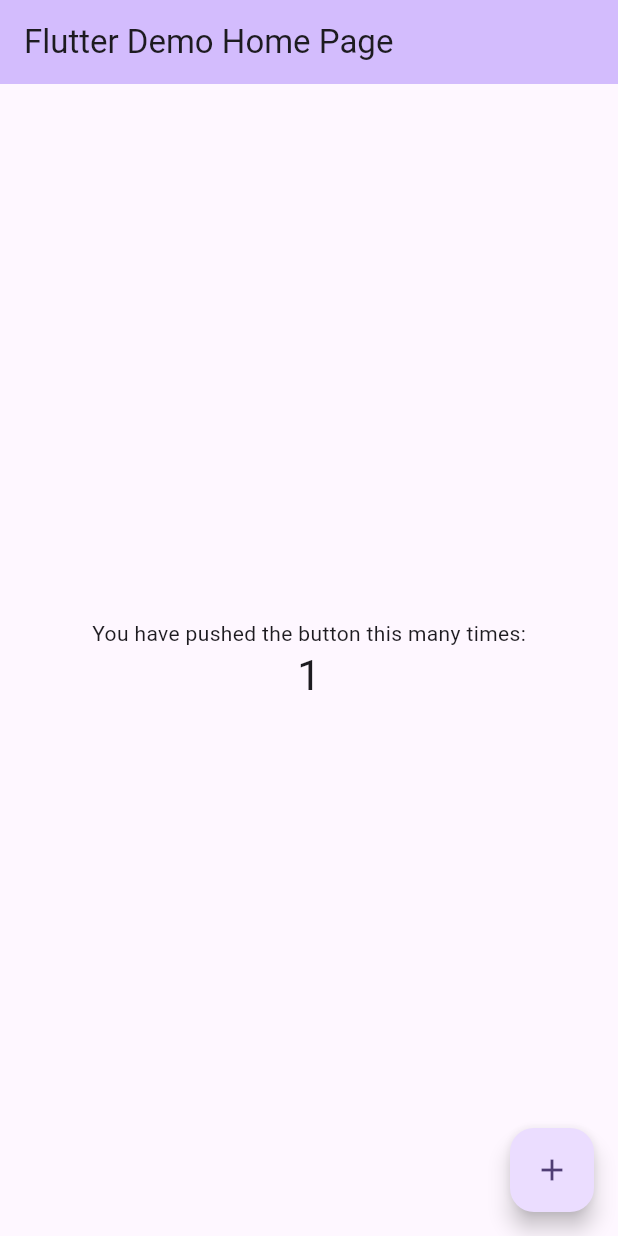
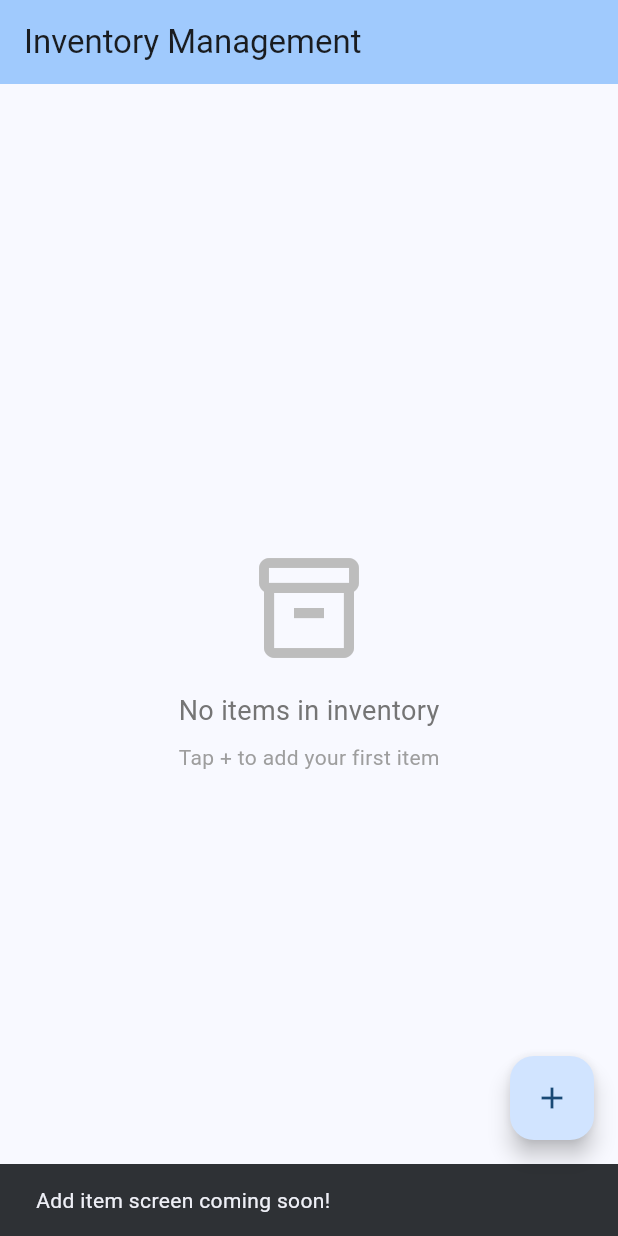
Before and after one commit to jithu2111/inclass15, a Flutter app: the screen it shows after launch, after a tap on the "add" icon, on a phone screen of 412 x 824 dp. Run offline on Flutter 3.47's test engine with Material 3 defaults, Android fonts, the phone set to English and light mode, and no system bars; our stand-ins replace cloud_firestore, firebase_core; accounts and stored records are empty; generated files the repository leaves out were written again.

Commit message:
Implemented UI screen

```diff
--- a/lib/main.dart
+++ b/lib/main.dart
@@ -1,122 +1,28 @@
 import 'package:flutter/material.dart';
+import 'package:firebase_core/firebase_core.dart';
+import 'firebase_options.dart';
+import 'screens/inventory_home_page.dart';
 
-void main() {
+void main() async {
+  WidgetsFlutterBinding.ensureInitialized();
+  await Firebase.initializeApp(
+    options: DefaultFirebaseOptions.currentPlatform,
+  );
   runApp(const MyApp());
 }
 
 class MyApp extends StatelessWidget {
   const MyApp({super.key});
 
-  // This widget is the root of your application.
   @override
   Widget build(BuildContext context) {
     return MaterialApp(
-      title: 'Flutter Demo',
+      title: 'Inventory Management App',
       theme: ThemeData(
-        // This is the theme of your application.
-        //
-        // TRY THIS: Try running your application with "flutter run". You'll see
-        // the application has a purple toolbar. Then, without quitting the app,
-        // try changing the seedColor in the colorScheme below to Colors.green
-        // and then invoke "hot reload" (save your changes or press the "hot
-        // reload" button in a Flutter-supported IDE, or press "r" if you used
-        // the command line to start the app).
-        //
-        // Notice that the counter didn't reset back to zero; the application
-        // state is not lost during the reload. To reset the state, use hot
-        // restart instead.
-        //
-        // This works for code too, not just values: Most code changes can be
-        // tested with just a hot reload.
-        colorScheme: ColorScheme.fromSeed(seedColor: Colors.deepPurple),
+        colorScheme: ColorScheme.fromSeed(seedColor: Colors.blue),
+        useMaterial3: true,
       ),
-      home: const MyHomePage(title: 'Flutter Demo Home Page'),
+      home: InventoryHomePage(),
     );
   }
 }
-
-class MyHomePage extends StatefulWidget {
-  const MyHomePage({super.key, required this.title});
-
-  // This widget is the home page of your application. It is stateful, meaning
-  // that it has a State object (defined below) that contains fields that affect
-  // how it looks.
-
-  // This class is the configuration for the state. It holds the values (in this
-  // case the title) provided by the parent (in this case the App widget) and
-  // used by the build method of the State. Fields in a Widget subclass are
-  // always marked "final".
-
-  final String title;
-
-  @override
-  State<MyHomePage> createState() => _MyHomePageState();
-}
-
-class _MyHomePageState extends State<MyHomePage> {
-  int _counter = 0;
-
-  void _incrementCounter() {
-    setState(() {
-      // This call to setState tells the Flutter framework that something has
-      // changed in this State, which causes it to rerun the build method below
-      // so that the display can reflect the updated values. If we changed
-      // _counter without calling setState(), then the build method would not be
-      // called again, and so nothing would appear to happen.
-      _counter++;
-    });
-  }
-
-  @override
-  Widget build(BuildContext context) {
-    // This method is rerun every time setState is called, for instance as done
-    // by the _incrementCounter method above.
-    //
-    // The Flutter framework has been optimized to make rerunning build methods
-    // fast, so that you can just rebuild anything that needs updating rather
-    // than having to individually change instances of widgets.
-    return Scaffold(
-      appBar: AppBar(
-        // TRY THIS: Try changing the color here to a specific color (to
-        // Colors.amber, perhaps?) and trigger a hot reload to see the AppBar
-        // change color while the other colors stay the same.
-        backgroundColor: Theme.of(context).colorScheme.inversePrimary,
-        // Here we take the value from the MyHomePage object that was created by
-        // the App.build method, and use it to set our appbar title.
-        title: Text(widget.title),
-      ),
-      body: Center(
-        // Center is a layout widget. It takes a single child and positions it
-        // in the middle of the parent.
-        child: Column(
-          // Column is also a layout widget. It takes a list of children and
-          // arranges them vertically. By default, it sizes itself to fit its
-          // children horizontally, and tries to be as tall as its parent.
-          //
-          // Column has various properties to control how it sizes itself and
-          // how it positions its children. Here we use mainAxisAlignment to
-          // center the children vertically; the main axis here is the vertical
-          // axis because Columns are vertical (the cross axis would be
-          // horizontal).
-          //
-          // TRY THIS: Invoke "debug painting" (choose the "Toggle Debug Paint"
-          // action in the IDE, or press "p" in the console), to see the
-          // wireframe for each widget.
-          mainAxisAlignment: MainAxisAlignment.center,
-          children: <Widget>[
-            const Text('You have pushed the button this many times:'),
-            Text(
-              '$_counter',
-              style: Theme.of(context).textTheme.headlineMedium,
-            ),
-          ],
-        ),
-      ),
-      floatingActionButton: FloatingActionButton(
-        onPressed: _incrementCounter,
-        tooltip: 'Increment',
-        child: const Icon(Icons.add),
-      ), // This trailing comma makes auto-formatting nicer for build methods.
-    );
-  }
-}
--- /dev/null
+++ b/lib/screens/inventory_home_page.dart
@@ -0,0 +1,176 @@
+import 'package:flutter/material.dart';
+import '../models/item.dart';
+import '../services/firestore_service.dart';
+
+class InventoryHomePage extends StatelessWidget {
+  InventoryHomePage({super.key});
+
+  @override
+  Widget build(BuildContext context) {
+    final FirestoreService firestoreService = FirestoreService();
+    return Scaffold(
+      appBar: AppBar(
+        title: const Text('Inventory Management'),
+        backgroundColor: Theme.of(context).colorScheme.inversePrimary,
+      ),
+      body: StreamBuilder<List<Item>>(
+        stream: firestoreService.getItemsStream(),
+        builder: (context, snapshot) {
+          // Handle loading state
+          if (snapshot.connectionState == ConnectionState.waiting) {
+            return const Center(
+              child: CircularProgressIndicator(),
+            );
+          }
+
+          // Handle error state
+          if (snapshot.hasError) {
+            return Center(
+              child: Column(
+                mainAxisAlignment: MainAxisAlignment.center,
+                children: [
+                  const Icon(
+                    Icons.error_outline,
+                    color: Colors.red,
+                    size: 60,
+                  ),
+                  const SizedBox(height: 16),
+                  Text(
+                    'Error: ${snapshot.error}',
+                    style: const TextStyle(color: Colors.red),
+                    textAlign: TextAlign.center,
+                  ),
+                ],
+              ),
+            );
+          }
+
+          // Handle empty state
+          if (!snapshot.hasData || snapshot.data!.isEmpty) {
+            return Center(
+              child: Column(
+                mainAxisAlignment: MainAxisAlignment.center,
+                children: [
+                  Icon(
+                    Icons.inventory_2_outlined,
+                    size: 80,
+                    color: Colors.grey[400],
+                  ),
+                  const SizedBox(height: 16),
+                  Text(
+                    'No items in inventory',
+                    style: TextStyle(
+                      fontSize: 18,
+                      color: Colors.grey[600],
+                    ),
+                  ),
+                  const SizedBox(height: 8),
+                  Text(
+                    'Tap + to add your first item',
+                    style: TextStyle(
+                      fontSize: 14,
+                      color: Colors.grey[500],
+                    ),
+                  ),
+                ],
+              ),
+            );
+          }
+
+          // Build ListView with item data
+          final items = snapshot.data!;
+          return ListView.builder(
+            itemCount: items.length,
+            padding: const EdgeInsets.all(8),
+            itemBuilder: (context, index) {
+              final item = items[index];
+              return Card(
+                elevation: 2,
+                margin: const EdgeInsets.symmetric(vertical: 4, horizontal: 8),
+                child: ListTile(
+                  leading: CircleAvatar(
+                    backgroundColor: Theme.of(context).colorScheme.primary,
+                    child: Text(
+                      item.name.isNotEmpty ? item.name[0].toUpperCase() : '?',
+                      style: const TextStyle(
+                        color: Colors.white,
+                        fontWeight: FontWeight.bold,
+                      ),
+                    ),
+                  ),
+                  title: Text(
+                    item.name,
+                    style: const TextStyle(
+                      fontWeight: FontWeight.bold,
+                      fontSize: 16,
+                    ),
+                  ),
+                  subtitle: Column(
+                    crossAxisAlignment: CrossAxisAlignment.start,
+                    children: [
+                      const SizedBox(height: 4),
+                      Text('Category: ${item.category}'),
+                      Text(
+                        'Quantity: ${item.quantity} | Price: \$${item.price.toStringAsFixed(2)}',
+                      ),
+                    ],
+                  ),
+                  trailing: Row(
+                    mainAxisSize: MainAxisSize.min,
+                    children: [
+                      Text(
+                        '\$${(item.quantity * item.price).toStringAsFixed(2)}',
+                        style: TextStyle(
+                          fontWeight: FontWeight.bold,
+                          fontSize: 16,
+                          color: Theme.of(context).colorScheme.primary,
+                        ),
+                      ),
+                      const SizedBox(width: 8),
+                      const Icon(Icons.chevron_right),
+                    ],
+                  ),
+                  onTap: () {
+                    // TODO: Navigate to AddEditItemScreen with item
+                    // Navigator.push(
+                    //   context,
+                    //   MaterialPageRoute(
+                    //     builder: (context) => AddEditItemScreen(item: item),
+                    //   ),
+                    // );
+                    ScaffoldMessenger.of(context).showSnackBar(
+                      const SnackBar(
+                        content: Text('Edit screen coming soon!'),
+                        duration: Duration(seconds: 1),
+                      ),
+                    );
+                  },
+                  isThreeLine: true,
+                ),
+              );
+            },
+          );
+        },
+      ),
+      floatingActionButton: FloatingActionButton(
+        onPressed: () {
+          // TODO: Navigate to AddEditItemScreen
+          // Navigator.push(
+          //   context,
+          //   MaterialPageRoute(
+          //     builder: (context) => AddEditItemScreen(),
+          //   ),
+          // );
+          ScaffoldMessenger.of(context).showSnackBar(
+            const SnackBar(
+              content: Text('Add item screen coming soon!'),
+              duration: Duration(seconds: 1),
+            ),
+          );
+        },
+        tooltip: 'Add Item',
+        child: const Icon(Icons.add),
+      ),
+    );
+  }
+}
```
Also changed, not shown: 3 other files.
